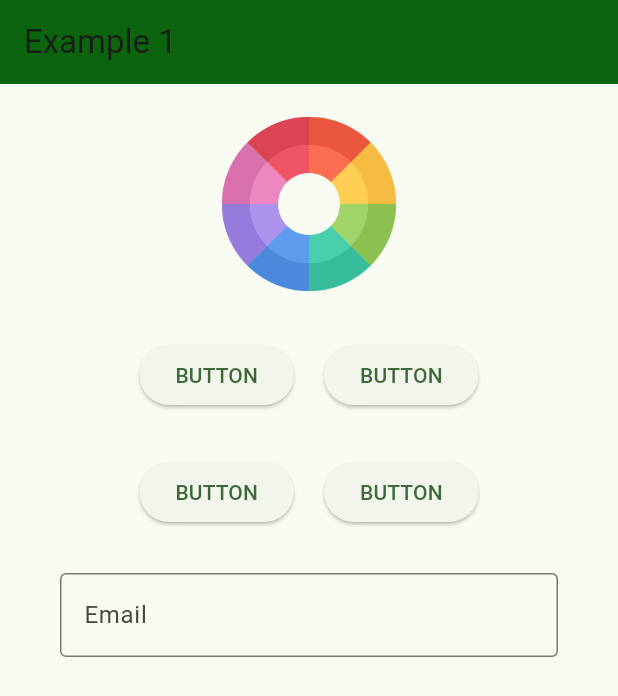
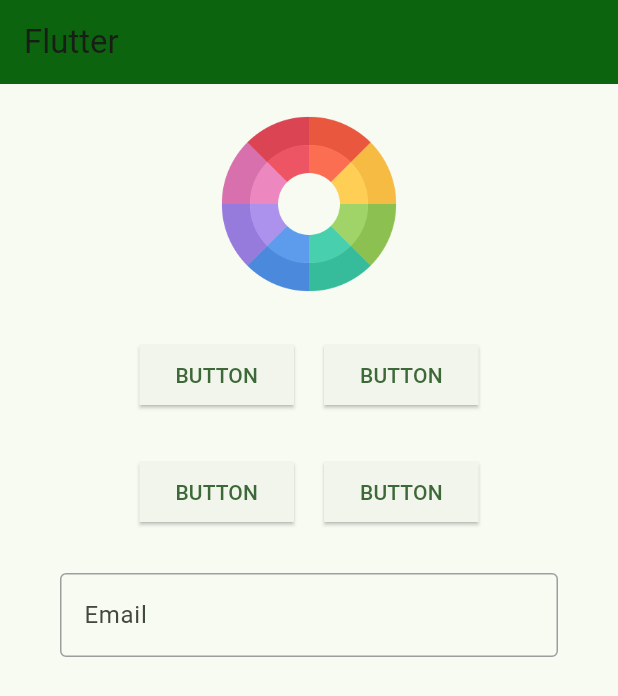
Before and after one commit to gustafalmesaker/TDDC73-Interaktionsprogrammering, a Flutter app: the screen it shows after launch, on a phone screen of 412 x 824 dp. Shown: the top 696 px of the screen. Run offline on Flutter 3.47's test engine with Material 3 defaults, Android fonts, the phone set to English and light mode, and no system bars.

Commit message:
lab1 totalt klar

```diff
--- a/flutter/lab1/lib/main.dart
+++ b/flutter/lab1/lib/main.dart
@@ -10,12 +10,12 @@ class MyApp extends StatelessWidget {
   @override
   Widget build(BuildContext context) {
     return MaterialApp(
-      title: 'Example 1',
+      title: 'Flutter',
       theme: ThemeData(
         colorScheme: ColorScheme.fromSeed(seedColor: const Color.fromARGB(255, 39, 133, 42)),
         useMaterial3: true,
       ),
-      home: const MyHomePage(title: 'Example 1'),
+      home: const MyHomePage(title: 'Flutter'),
     );
   }
 }
@@ -42,13 +42,13 @@ class _MyHomePageState extends State<MyHomePage> {
           mainAxisAlignment: MainAxisAlignment.start,
           children: <Widget>[
             const SizedBox(height: 20),
-            // Circular Image
+
             ClipOval(
               child: Image.asset(
                 'assets/circle.png',
-                width: 120, // Adjust width and height to set the size
+                width: 120,
                 height: 120,
-                fit: BoxFit.cover, // Ensure the image covers the circle
+                fit: BoxFit.cover,
               ),
             ),
 
@@ -61,6 +61,11 @@ class _MyHomePageState extends State<MyHomePage> {
               children: List.generate(2, (index) {
                 return ElevatedButton(
                   onPressed: () {},
+                  style: ElevatedButton.styleFrom(
+                    shape: RoundedRectangleBorder(
+                      borderRadius: BorderRadius.circular(0)
+                      ),
+                  ),
                   child: const Text('BUTTON'),
                 );
               }),
@@ -72,12 +77,16 @@ class _MyHomePageState extends State<MyHomePage> {
               children: List.generate(2, (index) {
                 return ElevatedButton(
                   onPressed: () {},
+                  style: ElevatedButton.styleFrom(
+                    shape: RoundedRectangleBorder(
+                      borderRadius: BorderRadius.circular(0)
+                      ),
+                  ),
                   child: const Text('BUTTON'),
                 );
               }),
             ),
             const SizedBox(height: 30),
-
             // Email Input Field
             const Padding(
               padding: EdgeInsets.symmetric(horizontal: 40),
@@ -85,6 +94,12 @@ class _MyHomePageState extends State<MyHomePage> {
                 decoration: InputDecoration(
                   labelText: 'Email',
                   border: OutlineInputBorder(),
+                  focusedBorder:OutlineInputBorder(
+                    borderSide: BorderSide(color: Color.fromARGB(255, 215, 36, 24), width: 2.0),
+                  ),
+                  enabledBorder: OutlineInputBorder(
+                    borderSide: BorderSide(color: Colors.grey, width: 1.0), // Default grey border
+                  ),
                 ),
               ),
             ),
```
